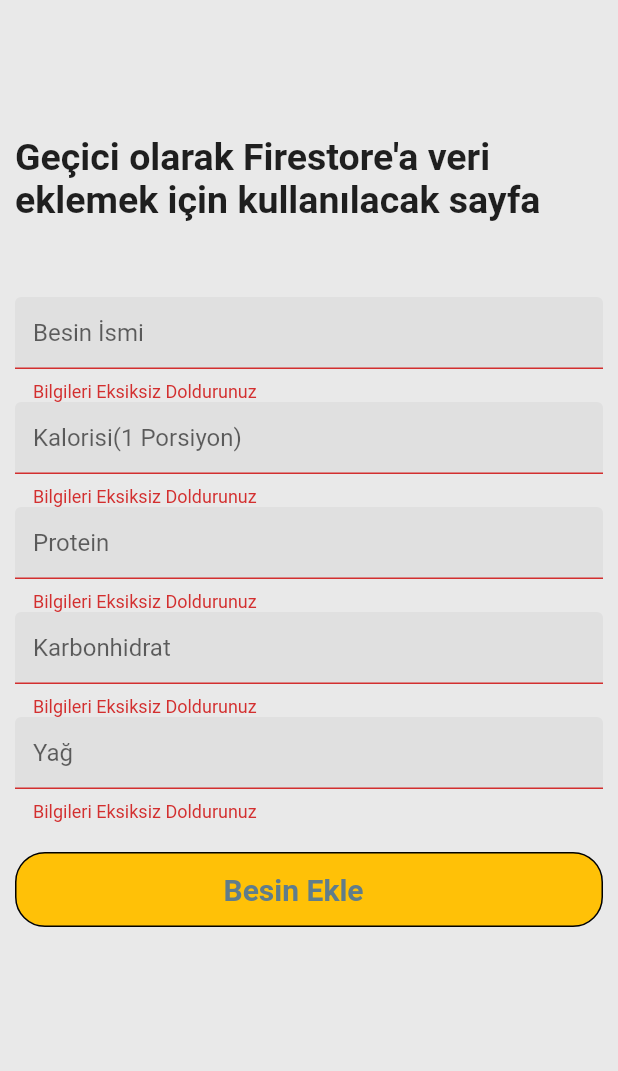
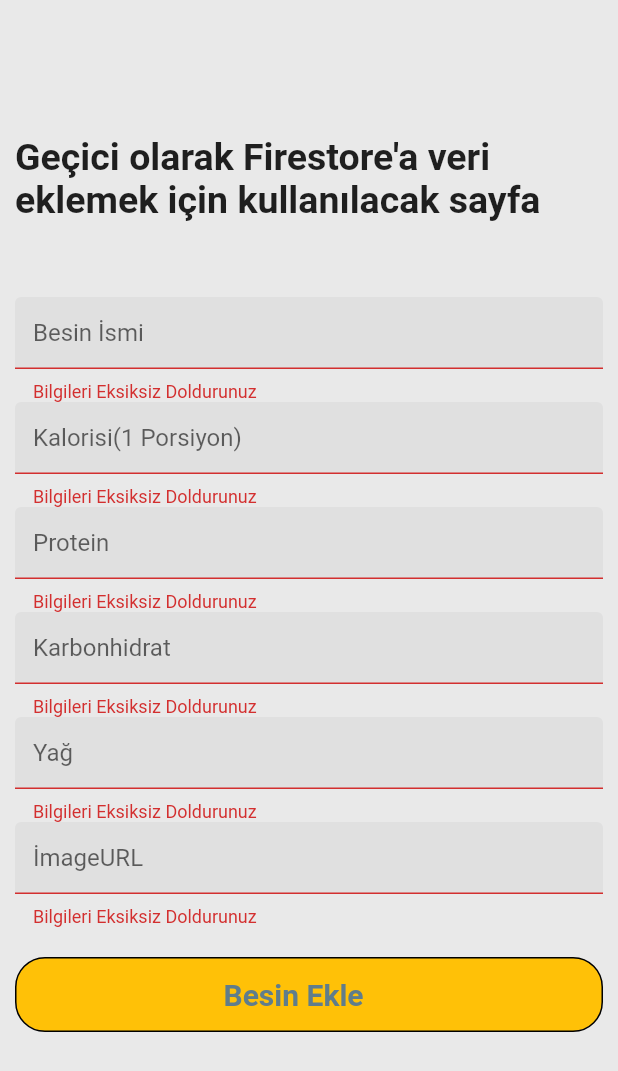
Before and after one commit to CanzzD/Flutter-Diet-App, a Flutter app: the AddMealPage screen opened directly, after a tap on "Besin Ekle", on a phone screen of 412 x 824 dp. Shown: the top 1071 px of the screen. Run offline on Flutter 3.47's test engine with Material 2 defaults, Android fonts, the light colour scheme and no system bars; our stand-ins replace cloud_firestore, firebase_auth, firebase_core; missing offline and left inert: flutter_rounded_progress_bar; accounts and stored records are empty.

Commit message:
Meal images added

```diff
--- a/lib/main.dart
+++ b/lib/main.dart
@@ -30,8 +30,8 @@ class MyApp extends StatelessWidget {
         "/profileScreen":(context) => ProfileScreen(),
         "/bmiCalculatorPage":(context) => BMICalculatorPage(),
         "/bodyFatCalculatorPage":(context) => BodyFatCalculatorPage(),
-        "/yemeklerSayfasi":(context) => YemeklerSayfasi(),
         "/waterTrackerScreen":(context) => WaterTrackerScreen(),
+        "/denemePage":(context) => YemeklerSayfasi(),
       },
       theme: ThemeData(
         primarySwatch: Colors.blueGrey,
--- a/lib/service/auth_service.dart
+++ b/lib/service/auth_service.dart
@@ -60,7 +60,7 @@ class AuthService {
     return res;
   }
 
-  Future<String?> addMeal(String mealName, String calorie, String protein, String carbohydrate, String fat) async {
+  Future<String?> addMeal(String mealName, String calorie, String protein, String carbohydrate, String fat, String imageUrl) async {
     String? res;
 
 
@@ -71,6 +71,7 @@ class AuthService {
           "protein" : protein,
           "carbohydrate" : carbohydrate,
           "fat" : fat,
+          "imageUrl": imageUrl,
           "searchCases": setSearchParam(mealName.toUpperCase())
         });
       } catch (e) {
--- a/lib/ui/pages/add_meal_data.dart
+++ b/lib/ui/pages/add_meal_data.dart
@@ -11,7 +11,7 @@ class AddMealPage extends StatefulWidget {
 }
 
 class _AddMealPageState extends State<AddMealPage> {
-  late String mealName, calorie, protein, carbohydrate, fat;
+  late String mealName, calorie, protein, carbohydrate, fat, imageUrl;
   final firebaseAuth = FirebaseAuth.instance;
   final authService = AuthService();
   final formkey = GlobalKey<FormState>();
@@ -112,6 +112,20 @@ class _AddMealPageState extends State<AddMealPage> {
                             filled: true
                           ),
                         ),
+                        TextFormField(
+                          validator: (value) {
+                              if (value!.isEmpty) {
+                                return "Bilgileri Eksiksiz Doldurunuz";
+                              } else {}
+                            },
+                            onSaved: (value) {
+                              imageUrl = value!;
+                            },
+                          decoration: InputDecoration(
+                            hintText: "İmageURL",
+                            filled: true
+                          ),
+                        ),
 
                         SizedBox(height: 20),
                         Container(
@@ -127,7 +141,7 @@ class _AddMealPageState extends State<AddMealPage> {
                                 onPressed: () async {
                                     if (formkey.currentState!.validate()) {
                                       formkey.currentState!.save();
-                                      authService.addMeal(mealName, calorie, protein, carbohydrate, fat);
+                                      authService.addMeal(mealName, calorie, protein, carbohydrate, fat, imageUrl);
                                     } else {
 
                                     }
--- a/lib/ui/pages/deneme.dart
+++ b/lib/ui/pages/deneme.dart
@@ -37,7 +37,7 @@ class YemeklerSayfasi extends StatelessWidget {
 
               return Card(
                 child: ListTile(
-                  leading: CircleAvatar(),
+                  leading: CircleAvatar(backgroundImage: NetworkImage(meals['imageUrl'])),
                   title: Text(meals['mealName']),
                   subtitle: Text(meals['protein']),
                   onTap: () {
--- a/lib/ui/pages/profile_screen.dart
+++ b/lib/ui/pages/profile_screen.dart
@@ -228,7 +228,7 @@ class _ProfileScreenState extends State<ProfileScreen> {
                         decoration: BoxDecoration(
                           borderRadius: BorderRadius.circular(20),
                           border: Border.all(color: Colors.black),
-                          color: Colors.blueGrey.shade400
+                          color: Colors.blueGrey.shade300
                         ),
                         child: TextButton(
                           onPressed: () => Navigator.pushNamed(context, "/waterTrackerScreen"),
@@ -459,7 +459,7 @@ class _MealCard extends StatelessWidget {
                             begin: Alignment.topLeft,
                             end: Alignment.bottomRight,
                             colors: [
-                              Color(0xFFE9E9E9), Colors.blueGrey
+                              Color(0xFFE9E9E9), Colors.blueGrey.shade500
                             ],
                           ),borderRadius: BorderRadius.circular(40)
                           ),
@@ -471,6 +471,7 @@ class _MealCard extends StatelessWidget {
                                 mainAxisAlignment: MainAxisAlignment.center,
                                 children: <Widget>[
 
+                                CircleAvatar(backgroundImage: NetworkImage(mealsData['imageUrl']),radius: 70,),
                                 Text(mealsData["mealName"],style: TextStyle(fontWeight: FontWeight.bold,fontSize: 15),),
                                 Text("Kalori:   " + mealsData["calorie"] + "kcal"),
                                 Text("Karbonhidrat:" + mealsData["carbohydrate"] + "g"),
@@ -514,7 +515,6 @@ class _MealCard extends StatelessWidget {
   }
 }
 
-
 class _WaterProgressBar extends StatelessWidget {
 
    double percent,height, width;
--- a/lib/ui/pages/search_page.dart
+++ b/lib/ui/pages/search_page.dart
@@ -39,7 +39,7 @@ class _SearchPageState extends State<SearchPage> {
     });
   }
 
-  void _addMeal(String mealName, String calorie, String protein, String carbohydrate, String fat) async {
+  void _addMeal(String mealName, String calorie, String protein, String carbohydrate, String fat, String imageUrl) async {
     if (currentUser != null) {
       final userDocRef = _userCollection.doc();
       await userDocRef.set({
@@ -48,6 +48,7 @@ class _SearchPageState extends State<SearchPage> {
           "protein" : protein,
           "carbohydrate" : carbohydrate,
           "fat" : fat,
+          "imageUrl" : imageUrl,
         'userId': currentUser!.email,
         'addedDate': Timestamp.now(),
       });
@@ -101,6 +102,7 @@ class _SearchPageState extends State<SearchPage> {
                 String protein = mealData['protein'] ?? '';
                 String carbohydrate = mealData['carbohydrate'] ?? '';
                 String fat = mealData['fat'] ?? '';
+                String imageUrl = mealData['imageUrl'] ?? '';
 
                 return Padding(
                   padding: const EdgeInsets.all(10),
@@ -128,7 +130,7 @@ class _SearchPageState extends State<SearchPage> {
                       children: [
                         IconButton(
                                 onPressed: () {
-                                  _addMeal(mealName, calorie, protein, carbohydrate, fat);
+                                  _addMeal(mealName, calorie, protein, carbohydrate, fat, imageUrl);
                                 },
                                 icon: Icon(
                                   Icons.add,
--- a/lib/ui/pages/user_page.dart
+++ b/lib/ui/pages/user_page.dart
@@ -66,7 +66,7 @@ class _UserPageState extends State<UserPage> {
           ),
           newTextButton("Vücut Kitle İndexi (BMI Hesaplama)", "/bmiCalculatorPage"),
           newTextButton("Vücut Yağ Oranı Hesaplama", "/bodyFatCalculatorPage"),
-          newTextButton("deneme", "/yemeklerSayfasi"),
+          newTextButton("deneme", "/denemePage"),
 
         ],
       ),
```
